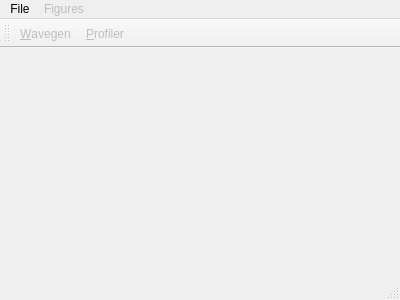
Above: src/gui/mainwindow.ui from CompEphys-team/rtdo before the change. Below: the same form after it.
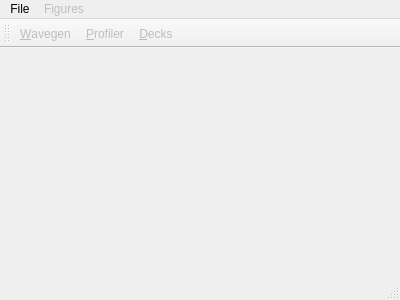
That is the form after the change.

Commit message: Added a DeckWidget for WaveDeck creation/inspection

Diff of the .ui file:
```diff
--- a/src/gui/mainwindow.ui
+++ b/src/gui/mainwindow.ui
@@ -74,6 +74,7 @@
    </attribute>
    <addaction name="actionWavegen"/>
    <addaction name="actionProfiler"/>
+   <addaction name="actionDecks"/>
   </widget>
   <widget class="QStatusBar" name="statusBar"/>
   <action name="actionWavegen">
@@ -133,6 +134,17 @@
     <string>Error profiles</string>
    </property>
   </action>
+  <action name="actionDecks">
+   <property name="text">
+    <string>Decks</string>
+   </property>
+   <property name="iconText">
+    <string>&amp;Decks</string>
+   </property>
+   <property name="shortcut">
+    <string>D</string>
+   </property>
+  </action>
  </widget>
  <layoutdefault spacing="6" margin="11"/>
  <resources/>
```
The commit also changes 8 other files.
